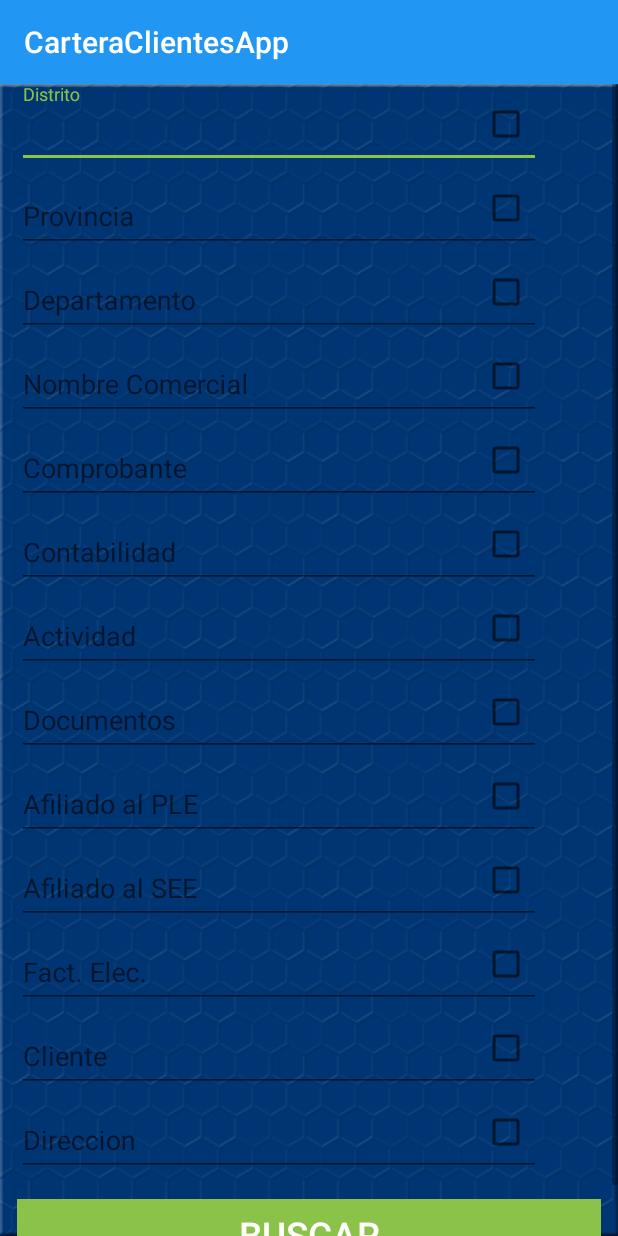
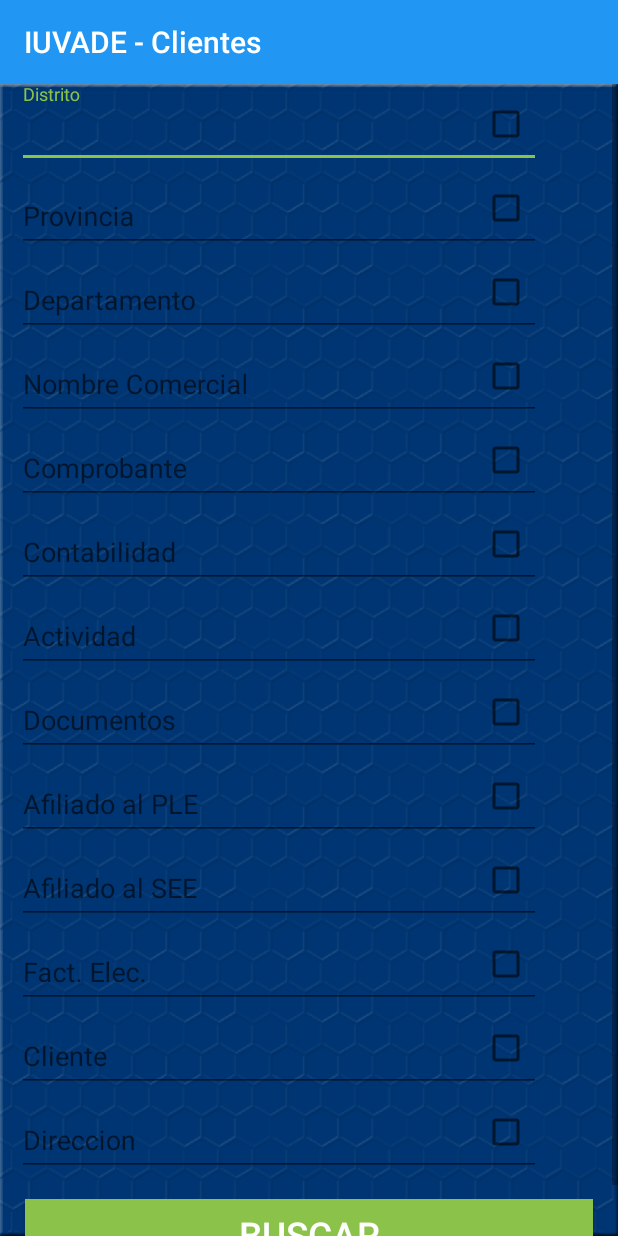
Before and after one commit to IUVADE/CarteraClientesApp, an Android app: the FiltroClienteActivity screen opened directly, with no data from a screen before it, on a phone screen of 412 x 824 dp. Run offline under Robolectric (Android 15) with nearby library versions, the phone set to English and light mode, and no system bars.

Commit message:
Optimizacion del código

```diff
--- a/app/src/main/res/layout/activity_filtro_cliente.xml
+++ b/app/src/main/res/layout/activity_filtro_cliente.xml
@@ -5,7 +5,13 @@
     android:layout_width="match_parent"
     android:layout_height="match_parent"
     android:background="@drawable/wall4"
+    android:orientation="vertical"
     tools:context="com.iuvade.iuvade3.carteraclientesapp.views.FiltroClienteActivity">
+
+    <LinearLayout
+        android:layout_width="match_parent"
+        android:layout_height="wrap_content"
+        android:orientation="vertical">
 
         <ScrollView
             android:layout_width="match_parent"
@@ -298,6 +304,8 @@
                     android:layout_width="match_parent"
                     android:layout_height="wrap_content"
                     android:layout_marginBottom="12dp"
+                    android:layout_marginLeft="5dp"
+                    android:layout_marginRight="5dp"
                     android:layout_marginTop="15dp"
                     android:background="@color/colorAccent"
                     android:text="Buscar"
@@ -307,5 +315,6 @@
 
         </ScrollView>
 
+    </LinearLayout>
 
 </LinearLayout>
--- a/app/src/main/res/values/strings.xml
+++ b/app/src/main/res/values/strings.xml
@@ -1,5 +1,5 @@
 <resources>
-    <string name="app_name">CarteraClientesApp</string>
+    <string name="app_name">IUVADE - Clientes</string>
     <string name="title_activity_maps">Map</string>
     <string name="btnlogin">INGRESAR</string>
 </resources>
```
Also changed, not shown: app/src/main/java/com/iuvade/iuvade3/carteraclientesapp/service/HttpHandler.java (+4 -10 lines), app/src/main/java/com/iuvade/iuvade3/carteraclientesapp/views/FiltroClienteActivity.java (+2 -9 lines), app/src/main/java/com/iuvade/iuvade3/carteraclientesapp/views/ListadoClientesActivity.java (+12 -0 lines). Lines whose indentation alone changed are shown as unchanged.
